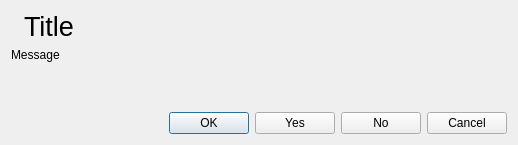
This is messagedialog.ui in vicr123/ts-qtplatform as Qt 5 draws it before an edit. The edited form follows.
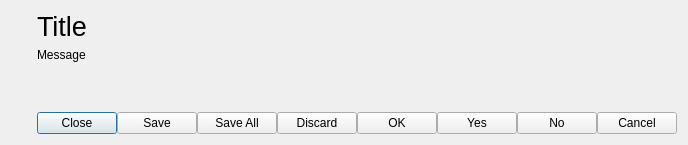
This is the edited form. Icons and pictures are not drawn.

What changed in the file:
```diff
--- a/messagedialog.ui
+++ b/messagedialog.ui
@@ -6,19 +6,22 @@
    <rect>
     <x>0</x>
     <y>0</y>
-    <width>518</width>
+    <width>652</width>
     <height>145</height>
    </rect>
   </property>
   <property name="windowTitle">
    <string>Dialog</string>
   </property>
-  <layout class="QVBoxLayout" name="verticalLayout">
+  <layout class="QHBoxLayout" name="horizontalLayout_3">
    <property name="sizeConstraint">
     <enum>QLayout::SetMinAndMaxSize</enum>
    </property>
    <item>
-    <layout class="QHBoxLayout" name="horizontalLayout_3">
+    <layout class="QVBoxLayout" name="verticalLayout">
+     <property name="bottomMargin">
+      <number>9</number>
+     </property>
      <item>
       <widget class="QLabel" name="iconLabel">
        <property name="text">
@@ -27,6 +30,23 @@
       </widget>
      </item>
      <item>
+      <spacer name="verticalSpacer">
+       <property name="orientation">
+        <enum>Qt::Vertical</enum>
+       </property>
+       <property name="sizeHint" stdset="0">
+        <size>
+         <width>20</width>
+         <height>40</height>
+        </size>
+       </property>
+      </spacer>
+     </item>
+    </layout>
+   </item>
+   <item>
+    <layout class="QVBoxLayout" name="verticalLayout_3">
+     <item>
       <widget class="QLabel" name="titleLabel">
        <property name="sizePolicy">
         <sizepolicy hsizetype="Expanding" vsizetype="Preferred">
@@ -44,8 +64,6 @@
        </property>
       </widget>
      </item>
-    </layout>
-   </item>
    <item>
     <widget class="QLabel" name="messageLabel">
      <property name="sizePolicy">
@@ -67,6 +85,9 @@
    </item>
    <item>
     <layout class="QHBoxLayout" name="horizontalLayout">
+       <property name="spacing">
+        <number>0</number>
+       </property>
      <item>
       <spacer name="horizontalSpacer">
        <property name="orientation">
@@ -80,6 +101,49 @@
        </property>
       </spacer>
      </item>
+       <item>
+        <widget class="QPushButton" name="closeButton">
+         <property name="text">
+          <string>Close</string>
+         </property>
+         <property name="icon">
+          <iconset theme="dialog-close"/>
+         </property>
+        </widget>
+       </item>
+       <item>
+        <widget class="QPushButton" name="saveButton">
+         <property name="text">
+          <string>Save</string>
+         </property>
+         <property name="icon">
+          <iconset theme="document-save">
+           <normaloff>.</normaloff>.</iconset>
+         </property>
+        </widget>
+       </item>
+       <item>
+        <widget class="QPushButton" name="saveAllButton">
+         <property name="text">
+          <string>Save All</string>
+         </property>
+         <property name="icon">
+          <iconset theme="document-save-all">
+           <normaloff>.</normaloff>.</iconset>
+         </property>
+        </widget>
+       </item>
+       <item>
+        <widget class="QPushButton" name="discardButton">
+         <property name="text">
+          <string>Discard</string>
+         </property>
+         <property name="icon">
+          <iconset theme="edit-clear">
+           <normaloff>.</normaloff>.</iconset>
+         </property>
+        </widget>
+       </item>
      <item>
       <widget class="QPushButton" name="okButton">
        <property name="text">
@@ -123,6 +187,8 @@
          <normaloff>.</normaloff>.</iconset>
        </property>
       </widget>
+       </item>
+      </layout>
      </item>
     </layout>
    </item>
```
Lines whose indentation alone changed are shown as unchanged.
